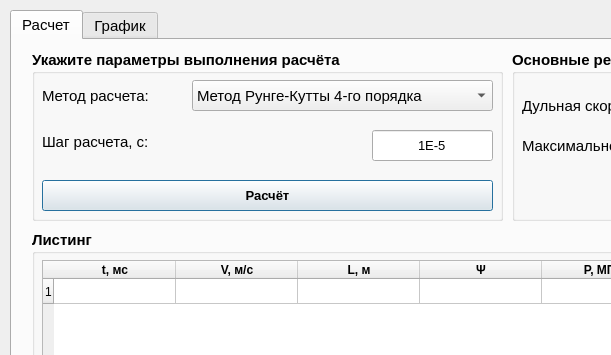
Before: the Qt Designer form GUI/Analyze/analysis.ui in sabbraxcaddabra/IntBalOptimization, drawn with Qt 5; both pictures show x 0 to 611 and y 0 to 355 of the 970 by 820 pixel window.
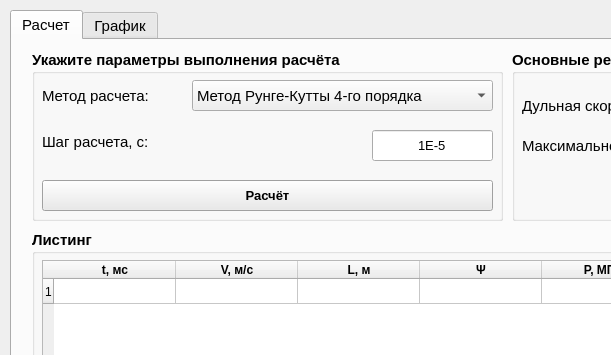
After: the same form once the commit is applied.

The edit to the form file:
```diff
--- a/GUI/Analyze/analysis.ui
+++ b/GUI/Analyze/analysis.ui
@@ -22,6 +22,73 @@
     <height>820</height>
    </size>
   </property>
+  <property name="palette">
+   <palette>
+    <active>
+     <colorrole role="Highlight">
+      <brush brushstyle="SolidPattern">
+       <color alpha="255">
+        <red>223</red>
+        <green>223</green>
+        <blue>223</blue>
+       </color>
+      </brush>
+     </colorrole>
+     <colorrole role="HighlightedText">
+      <brush brushstyle="SolidPattern">
+       <color alpha="255">
+        <red>0</red>
+        <green>0</green>
+        <blue>0</blue>
+       </color>
+      </brush>
+     </colorrole>
+    </active>
+    <inactive>
+     <colorrole role="Highlight">
+      <brush brushstyle="SolidPattern">
+       <color alpha="255">
+        <red>223</red>
+        <green>223</green>
+        <blue>223</blue>
+       </color>
+      </brush>
+     </colorrole>
+     <colorrole role="HighlightedText">
+      <brush brushstyle="SolidPattern">
+       <color alpha="255">
+        <red>0</red>
+        <green>0</green>
+        <blue>0</blue>
+       </color>
+      </brush>
+     </colorrole>
+    </inactive>
+    <disabled>
+     <colorrole role="Highlight">
+      <brush brushstyle="SolidPattern">
+       <color alpha="255">
+        <red>0</red>
+        <green>120</green>
+        <blue>215</blue>
+       </color>
+      </brush>
+     </colorrole>
+     <colorrole role="HighlightedText">
+      <brush brushstyle="SolidPattern">
+       <color alpha="255">
+        <red>0</red>
+        <green>0</green>
+        <blue>0</blue>
+       </color>
+      </brush>
+     </colorrole>
+    </disabled>
+   </palette>
+  </property>
+  <property name="focusPolicy">
+   <enum>Qt::ClickFocus</enum>
+  </property>
   <property name="windowTitle">
    <string>Анализ баллистических параметров</string>
   </property>
```
